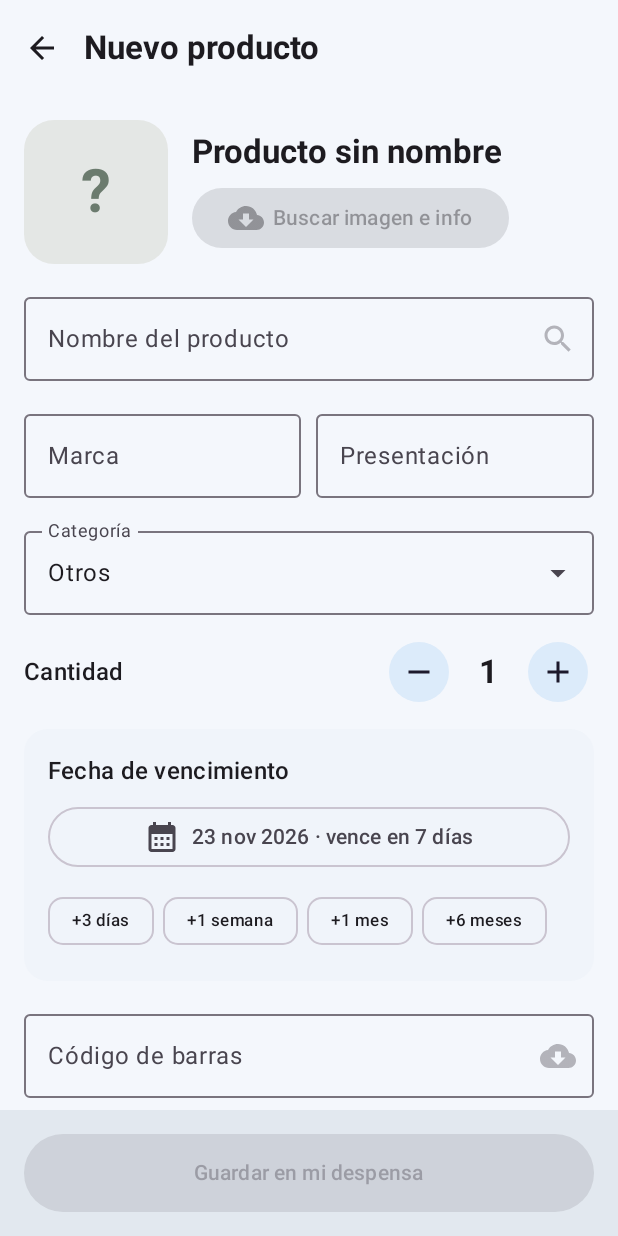
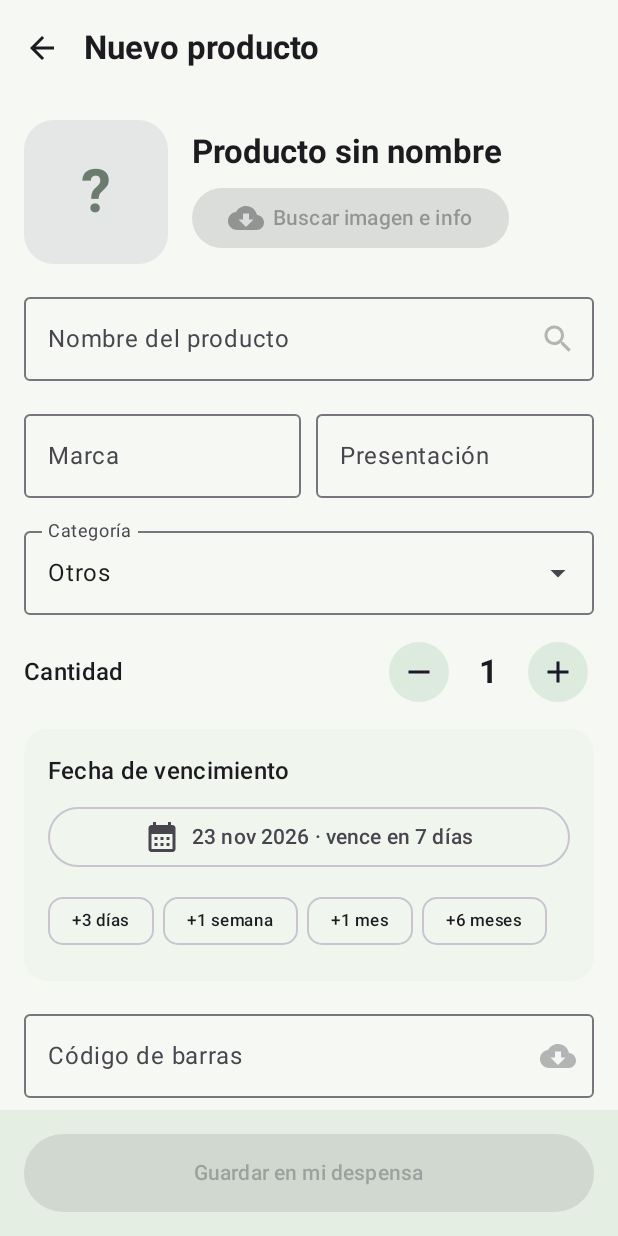
Before and after one commit to ndensver-cmyk/NeverExpire, an Android app built with Jetpack Compose: the screen it shows after launch (MainActivity), after a tap on "Agregar a mano", on a phone screen of 412 x 824 dp. Run offline under Robolectric (Android 15) with nearby library versions, the phone set to English and light mode, and no system bars; pictures from the network do not load; 1 statement that could not run was skipped.

Commit message:
Restore NeverExpire green brand theme

```diff
--- a/app/src/main/java/com/neverexpire/app/ui/Theme.kt
+++ b/app/src/main/java/com/neverexpire/app/ui/Theme.kt
@@ -13,37 +13,37 @@ import androidx.compose.ui.text.font.FontWeight
 import androidx.compose.ui.unit.dp
 
 private val Light = lightColorScheme(
-    primary = Color(0xFF173B63),
+    primary = Color(0xFF2E7D32),
     onPrimary = Color.White,
-    primaryContainer = Color(0xFFD5E8FF),
-    onPrimaryContainer = Color(0xFF071D35),
-    secondary = Color(0xFF52677F),
-    secondaryContainer = Color(0xFFDCEBFA),
-    tertiary = Color(0xFF00A6A6),
-    tertiaryContainer = Color(0xFFBDEFEA),
-    background = Color(0xFFF4F7FC),
-    surface = Color(0xFFF4F7FC),
-    surfaceVariant = Color(0xFFDCE5F0),
-    surfaceContainer = Color(0xFFE9EFF7),
-    surfaceContainerHigh = Color(0xFFE1EAF5),
-    surfaceContainerLow = Color(0xFFF0F4FA),
+    primaryContainer = Color(0xFFC8E6C9),
+    onPrimaryContainer = Color(0xFF102B12),
+    secondary = Color(0xFF526B55),
+    secondaryContainer = Color(0xFFDCEBDD),
+    tertiary = Color(0xFF43A047),
+    tertiaryContainer = Color(0xFFB9E4BC),
+    background = Color(0xFFF5F8F3),
+    surface = Color(0xFFF5F8F3),
+    surfaceVariant = Color(0xFFDDE8DD),
+    surfaceContainer = Color(0xFFEAF1E8),
+    surfaceContainerHigh = Color(0xFFE2EDE0),
+    surfaceContainerLow = Color(0xFFF0F5EE),
     error = Color(0xFFBA1A1A)
 )
 private val Dark = darkColorScheme(
-    primary = Color(0xFF8FC7FF),
-    onPrimary = Color(0xFF082847),
-    primaryContainer = Color(0xFF174A78),
-    onPrimaryContainer = Color(0xFFBDE0FF),
-    secondary = Color(0xFFB7C9DF),
-    secondaryContainer = Color(0xFF293C54),
-    tertiary = Color(0xFF70D9D0),
-    tertiaryContainer = Color(0xFF075B59),
-    background = Color(0xFF0B111B),
-    surface = Color(0xFF0B111B),
-    surfaceVariant = Color(0xFF3B4B60),
-    surfaceContainer = Color(0xFF151F2D),
-    surfaceContainerHigh = Color(0xFF1E2B3C),
-    surfaceContainerLow = Color(0xFF111A27)
+    primary = Color(0xFF81C784),
+    onPrimary = Color(0xFF102B12),
+    primaryContainer = Color(0xFF245B2A),
+    onPrimaryContainer = Color(0xFFC8E6C9),
+    secondary = Color(0xFFB8CCB8),
+    secondaryContainer = Color(0xFF293F2B),
+    tertiary = Color(0xFF81C784),
+    tertiaryContainer = Color(0xFF285A2D),
+    background = Color(0xFF0D140E),
+    surface = Color(0xFF0D140E),
+    surfaceVariant = Color(0xFF3E5140),
+    surfaceContainer = Color(0xFF172219),
+    surfaceContainerHigh = Color(0xFF202E22),
+    surfaceContainerLow = Color(0xFF121B14)
 )
 
 private val base = Typography()
```
